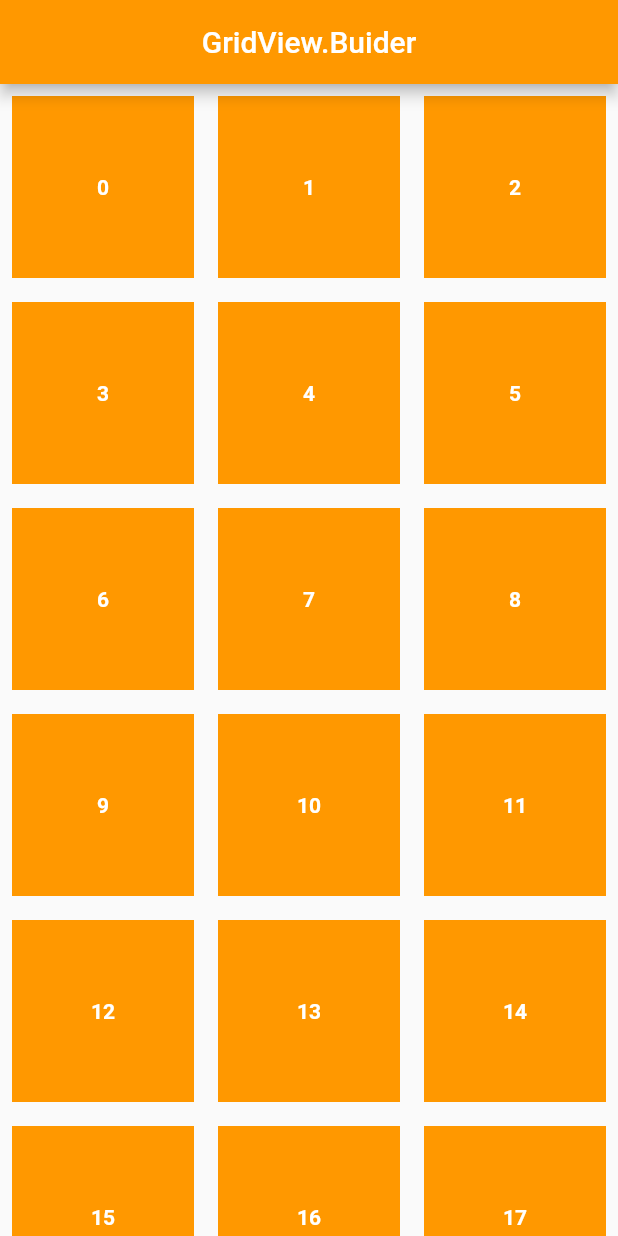
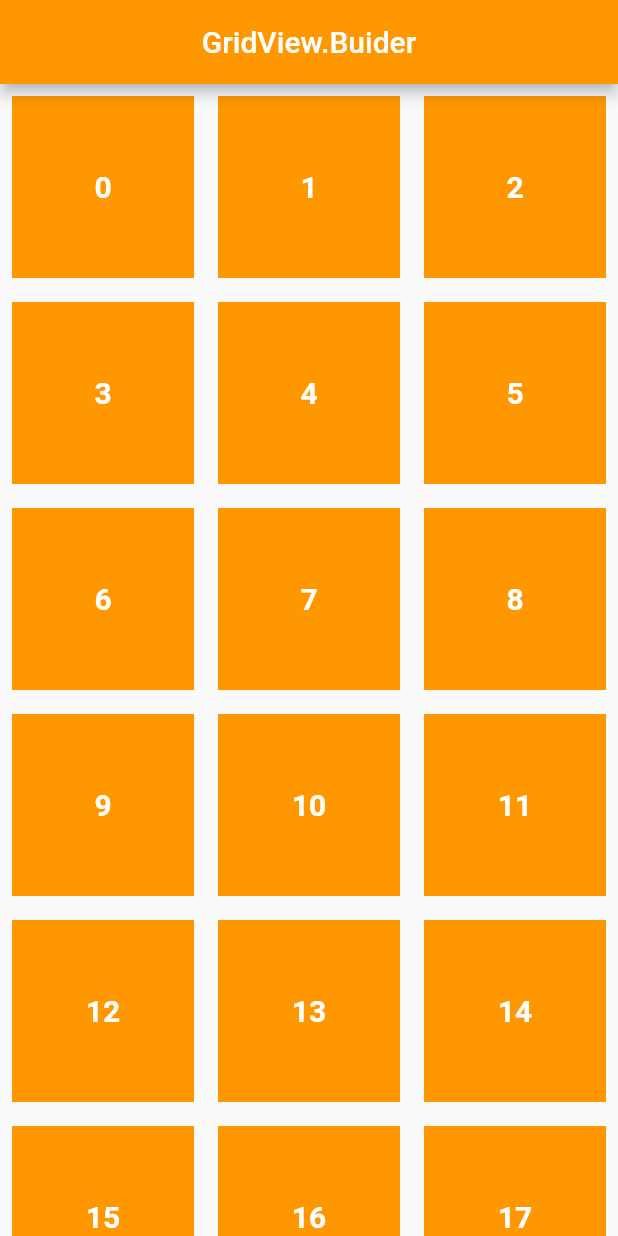
Before and after one commit to devasadinfo/flutter_series_scm, a Flutter app: the GridViewbuilder screen opened directly, on a phone screen of 412 x 824 dp. Run offline on Flutter 3.47's test engine with Material 2 defaults, Android fonts, the phone set to English and light mode, and no system bars; our stand-ins replace liquid_swipe; missing offline and left inert: dart:html.

Commit message:
text size longer

```diff
--- a/lib/gridview/gridview_builder.dart
+++ b/lib/gridview/gridview_builder.dart
@@ -40,9 +40,10 @@ class _GridViewbuilderState extends State<GridViewbuilder> {
               color: Colors.orange,
               child: Text(
                 "${list[index]}",
-                style: TextStyle(
+                style: const TextStyle(
                   fontWeight: FontWeight.bold,
                   color: Colors.white,
+                  fontSize: 20,
                 ),
               ),
             ),
```
